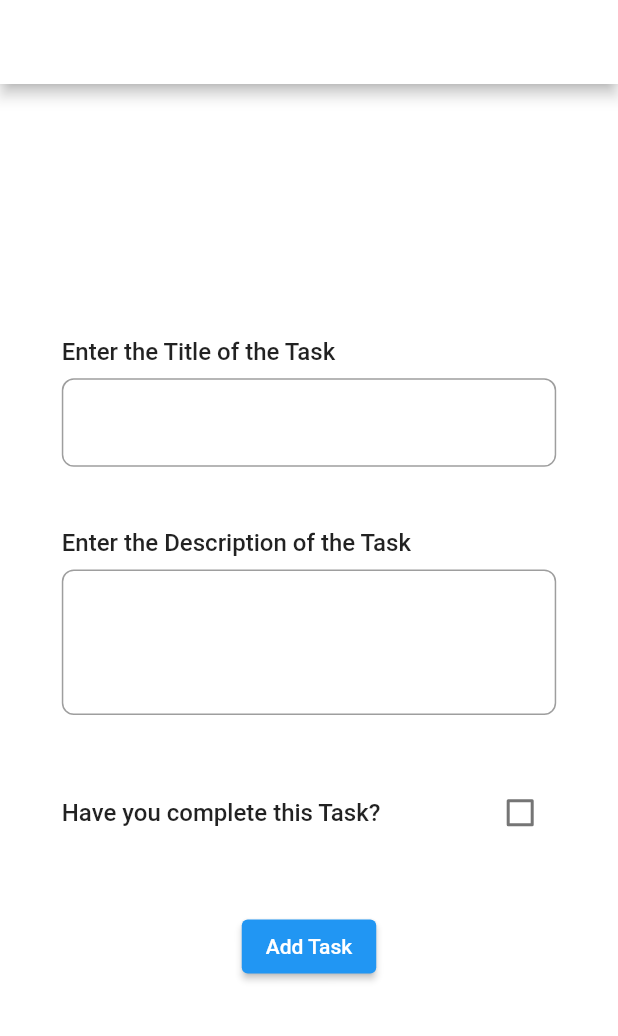
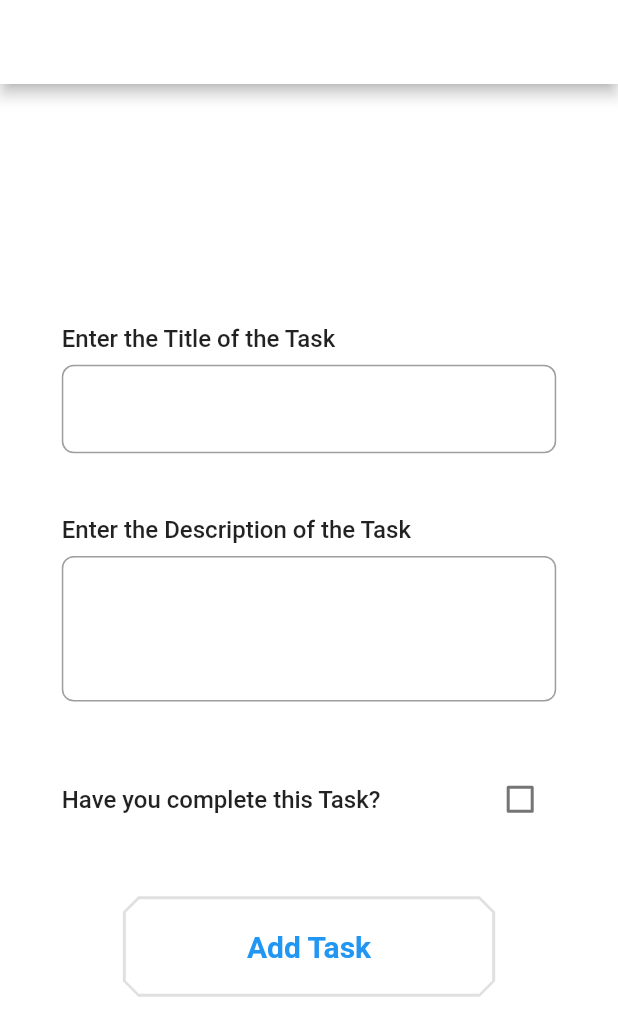
Before and after one commit to KhalilDev12/task_app, a Flutter app: the screen it shows after launch, after a tap on "Add A Task", on a phone screen of 412 x 824 dp. Shown: the top 1036 px of the screen. Run offline on Flutter 3.47's test engine with Material 2 defaults, Android fonts, the phone set to English and light mode, and no system bars; network calls fail.

Commit message:
Finish UI

```diff
--- a/lib/views/pages/addTaskPage.dart
+++ b/lib/views/pages/addTaskPage.dart
@@ -1,5 +1,6 @@
 import 'package:flutter/material.dart';
 import 'package:provider/provider.dart';
+import 'package:task_app/views/widgets/appButton.dart';
 
 import '../../providers/taskProvider.dart';
 import '../../models/taskModel.dart';
@@ -71,7 +72,10 @@ class _AddTaskPageState extends State<AddTaskPage> {
     );
   }
 
-  AppBar _appBar() => AppBar(backgroundColor:Colors.white,title: const Text("Add New Task"), centerTitle: true);
+  AppBar _appBar() => AppBar(
+      backgroundColor: Colors.white,
+      title: const Text("Add New Task"),
+      centerTitle: true);
 
   Row _completedCheckBox() {
     return Row(
@@ -91,9 +95,8 @@ class _AddTaskPageState extends State<AddTaskPage> {
     );
   }
 
-  ElevatedButton _addTaskButton(
-      TaskProvider taskProvider, BuildContext context) {
-    return ElevatedButton(
+  Widget _addTaskButton(TaskProvider taskProvider, BuildContext context) {
+    return AppButton(
         onPressed: () {
           if (_formKey.currentState!.validate()) {
             TaskModel task = TaskModel(
@@ -115,6 +118,6 @@ class _AddTaskPageState extends State<AddTaskPage> {
                 .whenComplete(() => Navigator.pop(context));
           }
         },
-        child: const Text("Add Task"));
+        title: "Add Task");
   }
 }
--- a/lib/views/pages/homePage.dart
+++ b/lib/views/pages/homePage.dart
@@ -1,6 +1,7 @@
-
 import 'package:flutter/material.dart';
 import 'package:task_app/config/routes.dart';
+import 'package:task_app/views/pages/addTaskPage.dart';
+import 'package:task_app/views/widgets/appButton.dart';
 
 class HomePage extends StatefulWidget {
   HomePage({Key? key}) : super(key: key);
@@ -12,6 +13,8 @@ class HomePage extends StatefulWidget {
 }
 
 class _HomePageState extends State<HomePage> {
+  late double deviceHeight, deviceWidth;
+
   @override
   void initState() {
     super.initState();
@@ -24,24 +27,46 @@ class _HomePageState extends State<HomePage> {
 
   @override
   Widget build(BuildContext context) {
+    deviceHeight = MediaQuery.of(context).size.height;
+    deviceWidth = MediaQuery.of(context).size.width;
     return Scaffold(
       body: Center(
         child: Column(
           mainAxisSize: MainAxisSize.min,
           children: [
-            OutlinedButton(
+            AppButton(
                 onPressed: () {
+                  // Simple Navigation to Tasks List Page
                   Navigator.pushNamed(context, AppRoutes.tasksList);
                 },
-                child: const Text("Tasks List")),
-            OutlinedButton(
+                title: "Tasks List"),
+            SizedBox(height: deviceHeight*0.05),
+            AppButton(
                 onPressed: () {
-                  Navigator.pushNamed(context, AppRoutes.addTask);
+                  // Navigate To Add Task Page Using Animation
+                  Navigator.push(
+                      context,
+                      PageRouteBuilder(
+                          transitionDuration: const Duration(seconds: 1),
+                          pageBuilder:
+                              (context, animation, secondaryAnimation) =>
+                                  AddTaskPage(),
+                          transitionsBuilder: _slideAnimation));
                 },
-                child: const Text("Add A Task")),
+                title: "Add A Task"),
           ],
         ),
       ),
     );
   }
+
+  Widget _slideAnimation(context, animation, secondaryAnimation, child) {
+    const begin = Offset(1.0, 0.0);
+    const end = Offset.zero;
+    const curve = Curves.easeInOut;
+    var tween = Tween(begin: begin, end: end).chain(CurveTween(curve: curve));
+    var offsetAnimation = animation.drive(tween);
+
+    return SlideTransition(position: offsetAnimation, child: child);
+  }
 }
--- /dev/null
+++ b/lib/views/widgets/appButton.dart
@@ -0,0 +1,33 @@
+import 'package:flutter/material.dart';
+
+class AppButton extends StatelessWidget {
+  final Function() onPressed;
+  final String title;
+
+  AppButton({Key? key, required this.onPressed, required this.title})
+      : super(key: key);
+
+  @override
+  Widget build(BuildContext context) {
+    double deviceHeight = MediaQuery.of(context).size.height;
+    double deviceWidth = MediaQuery.of(context).size.width;
+    return SizedBox(
+      height: deviceHeight * 0.08,
+      width: deviceWidth * 0.6,
+      child: OutlinedButton(
+        style: ButtonStyle(
+            shape: MaterialStatePropertyAll(BeveledRectangleBorder(
+                borderRadius: BorderRadius.circular(10),
+                side: const BorderSide(color: Colors.purpleAccent)))),
+        onPressed: onPressed,
+        child: Text(
+          title,
+          style: const TextStyle(
+            fontSize: 20,
+            fontWeight: FontWeight.w700,
+          ),
+        ),
+      ),
+    );
+  }
+}
--- a/pubspec.yaml
+++ b/pubspec.yaml
@@ -39,6 +39,8 @@ dependencies:
   provider: ^6.1.1
   hive: ^2.2.3
   hive_flutter: ^1.1.0
+  connectivity: ^3.0.6
+  connectivity_plus: ^5.0.2
 
 dev_dependencies:
   flutter_test:
```
